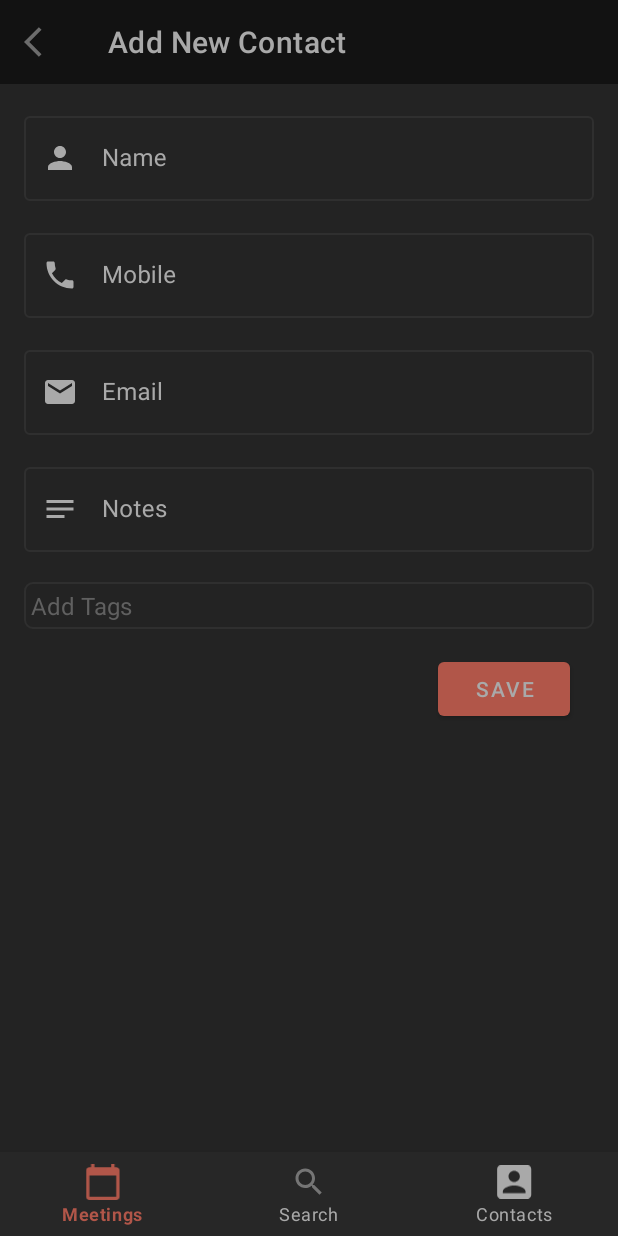
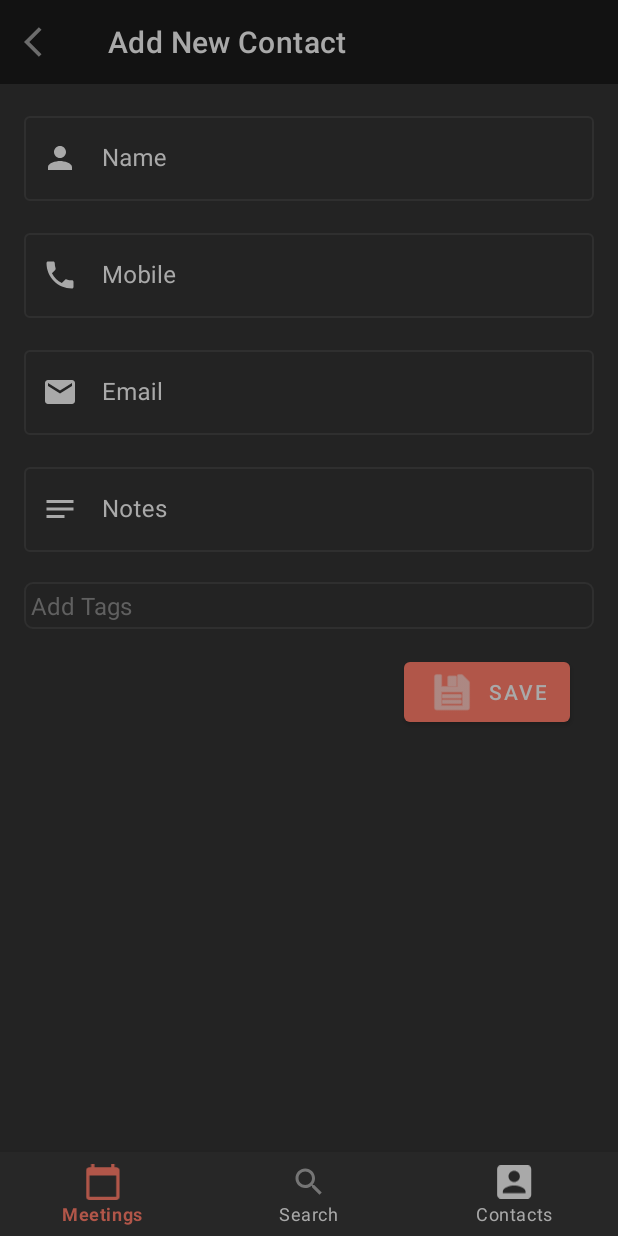
Before and after one commit to Mihai-Blaga/COMP30022, an Android app built with Jetpack Compose: the AddContactFragment screen opened through its navigation route, on a phone screen of 412 x 824 dp. Run offline under Robolectric (Android 15) with nearby library versions, the phone set to English and light mode, and no system bars; our stand-ins replace FlexboxLayout, navigation-ui; 2 statements that could not run were skipped.

Commit message:
Add James icons

```diff
--- a/app/src/main/res/layout/fragment_add_new_contact.xml
+++ b/app/src/main/res/layout/fragment_add_new_contact.xml
@@ -162,6 +162,7 @@
             android:layout_marginTop="16dp"
             android:layout_marginEnd="16dp"
             android:text="@string/add_new_contact_button_text"
+            app:icon="@android:drawable/ic_menu_save"
             app:layout_constraintEnd_toEndOf="@+id/add_contact_chip_layout"
             app:layout_constraintTop_toBottomOf="@+id/add_contact_chip_layout" />
 
--- a/app/src/main/res/layout/fragment_add_new_meeting.xml
+++ b/app/src/main/res/layout/fragment_add_new_meeting.xml
@@ -186,6 +186,7 @@
             android:layout_height="wrap_content"
             android:layout_marginTop="16dp"
             android:text="@string/add_new_contact_button_text"
+            app:icon="@android:drawable/ic_menu_save"
             app:layout_constraintEnd_toEndOf="@+id/outlinedTextFieldMeetingNotes"
             app:layout_constraintTop_toBottomOf="@+id/outlinedTextFieldMeetingNotes" />
 
--- a/app/src/main/res/layout/fragment_view_meeting.xml
+++ b/app/src/main/res/layout/fragment_view_meeting.xml
@@ -193,6 +193,7 @@
             android:layout_height="wrap_content"
             android:layout_marginTop="16dp"
             android:text="@string/delete_contact_button_text"
+            app:icon="@android:drawable/ic_menu_delete"
             app:layout_constraintStart_toStartOf="@+id/view_meeting_outlinedTextFieldMeetingNotes"
             app:layout_constraintTop_toBottomOf="@+id/view_meeting_outlinedTextFieldMeetingNotes" />
 
```
